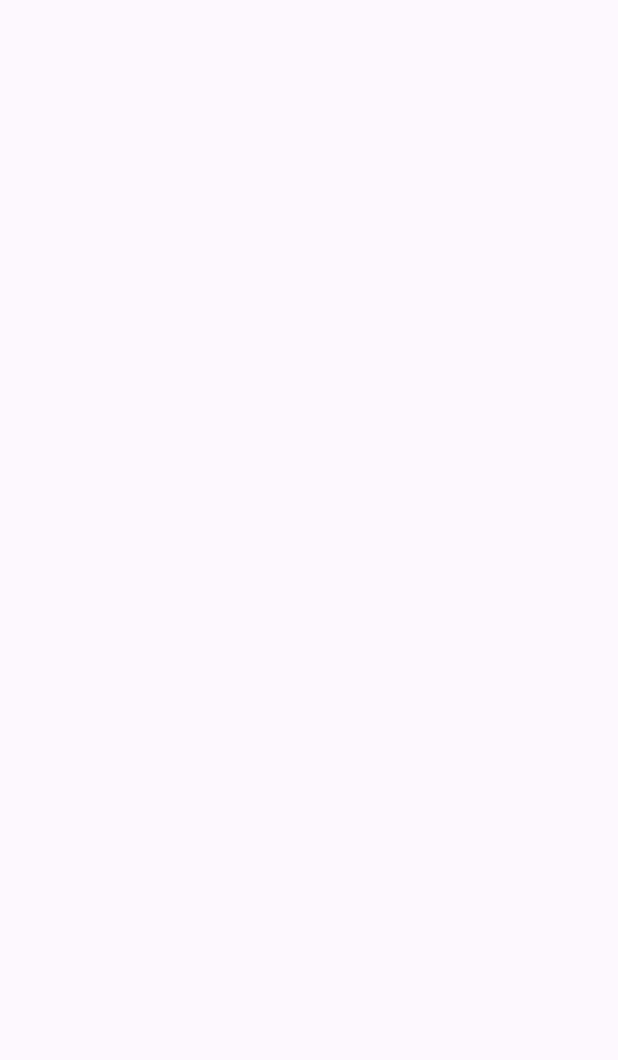
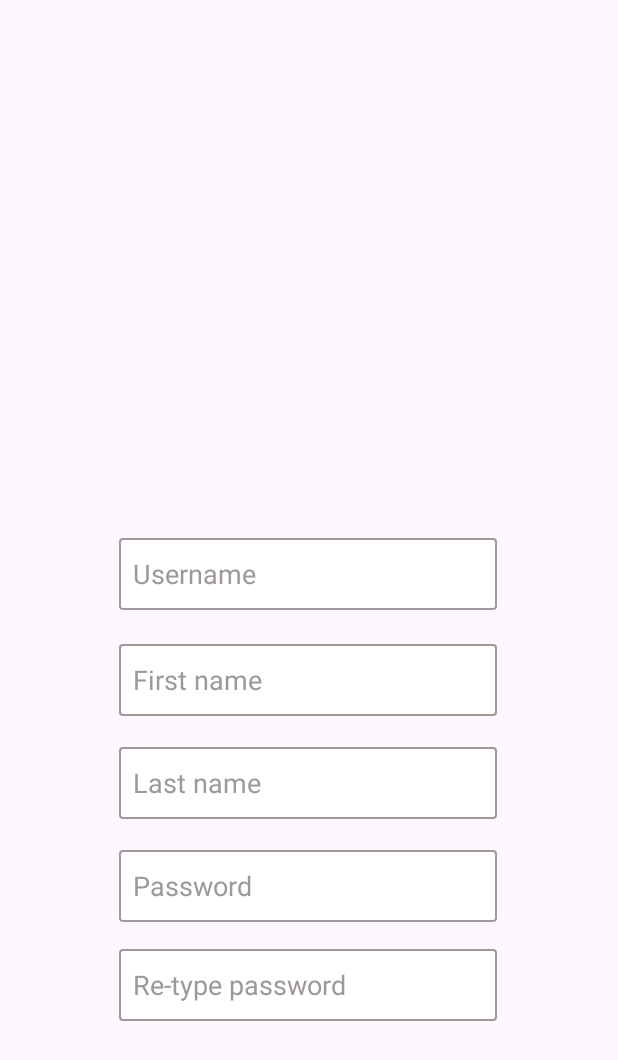
Before and after one commit to Jill-345/UserOperation, an Android app: the UserRegistration screen opened directly, with no data from a screen before it, on a phone screen of 412 x 824 dp. Before the commit the part shown is empty. Shown: the top 1060 px of the screen. Run offline under Robolectric (Android 15) with nearby library versions, the phone set to English and light mode, and no system bars.

Commit message:
7 added edit text

```diff
--- /dev/null
+++ b/app/src/main/res/drawable/edittext_border.xml
@@ -0,0 +1,6 @@
+<?xml version="1.0" encoding="utf-8"?>
+<shape xmlns:android="http://schemas.android.com/apk/res/android">
+    <solid android:color="#FFFFFF"/>
+    <stroke android:width="1dp" android:color="#9E9898"/>
+    <corners android:radius="2dp"/>
+</shape>
--- a/app/src/main/res/layout/activity_main.xml
+++ b/app/src/main/res/layout/activity_main.xml
@@ -7,6 +7,39 @@
     android:layout_height="match_parent"
     tools:context=".MainActivity">
 
+    <EditText
+        android:id="@+id/editTextText2"
+        android:layout_width="282dp"
+        android:layout_height="53dp"
+        android:background="@drawable/edittext_border"
+        android:ems="10"
+        android:hint="  Username"
+        android:inputType="text"
+        android:textColorHint="#9E9898"
+        android:textSize="20sp"
+        app:layout_constraintBottom_toBottomOf="parent"
+        app:layout_constraintEnd_toEndOf="parent"
+        app:layout_constraintHorizontal_bias="0.496"
+        app:layout_constraintStart_toStartOf="parent"
+        app:layout_constraintTop_toTopOf="parent"
+        app:layout_constraintVertical_bias="0.526" />
+
+    <EditText
+        android:id="@+id/editTextText3"
+        android:layout_width="284dp"
+        android:layout_height="52dp"
+        android:background="@drawable/edittext_border"
+        android:ems="10"
+        android:hint="  Password"
+        android:inputType="text"
+        android:textColorHint="#9E9898"
+        app:layout_constraintBottom_toBottomOf="parent"
+        app:layout_constraintEnd_toEndOf="parent"
+        app:layout_constraintHorizontal_bias="0.503"
+        app:layout_constraintStart_toStartOf="parent"
+        app:layout_constraintTop_toTopOf="parent"
+        app:layout_constraintVertical_bias="0.637" />
+
     <TextView
         android:layout_width="wrap_content"
         android:layout_height="wrap_content"
@@ -14,6 +47,7 @@
         app:layout_constraintBottom_toBottomOf="parent"
         app:layout_constraintEnd_toEndOf="parent"
         app:layout_constraintStart_toStartOf="parent"
-        app:layout_constraintTop_toTopOf="parent" />
+        app:layout_constraintTop_toTopOf="parent"
+        app:layout_constraintVertical_bias="0.051" />
 
 </androidx.constraintlayout.widget.ConstraintLayout>
--- a/app/src/main/res/layout/activity_user_registration.xml
+++ b/app/src/main/res/layout/activity_user_registration.xml
@@ -7,4 +7,83 @@
     android:layout_height="match_parent"
     tools:context=".UserRegistration">
 
+    <EditText
+        android:id="@+id/editTextText"
+        android:layout_width="252dp"
+        android:layout_height="48dp"
+        android:background="@drawable/edittext_border"
+        android:ems="10"
+        android:hint="  Username"
+        android:inputType="text"
+        android:textColorHint="#9E9898"
+        app:layout_constraintBottom_toBottomOf="parent"
+        app:layout_constraintEnd_toEndOf="parent"
+        app:layout_constraintHorizontal_bias="0.496"
+        app:layout_constraintStart_toStartOf="parent"
+        app:layout_constraintTop_toTopOf="parent"
+        app:layout_constraintVertical_bias="0.462" />
+
+    <EditText
+        android:id="@+id/editTextText4"
+        android:layout_width="252dp"
+        android:layout_height="48dp"
+        android:background="@drawable/edittext_border"
+        android:ems="10"
+        android:hint="  First name"
+        android:inputType="text"
+        android:textColorHint="#9E9898"
+        app:layout_constraintBottom_toBottomOf="parent"
+        app:layout_constraintEnd_toEndOf="parent"
+        app:layout_constraintHorizontal_bias="0.496"
+        app:layout_constraintStart_toStartOf="parent"
+        app:layout_constraintTop_toTopOf="parent"
+        app:layout_constraintVertical_bias="0.553" />
+
+    <EditText
+        android:id="@+id/editTextText5"
+        android:layout_width="252dp"
+        android:layout_height="48dp"
+        android:background="@drawable/edittext_border"
+        android:ems="10"
+        android:hint="  Last name"
+        android:inputType="text"
+        android:textColorHint="#9E9898"
+        app:layout_constraintBottom_toBottomOf="parent"
+        app:layout_constraintEnd_toEndOf="parent"
+        app:layout_constraintHorizontal_bias="0.496"
+        app:layout_constraintStart_toStartOf="parent"
+        app:layout_constraintTop_toTopOf="parent"
+        app:layout_constraintVertical_bias="0.642" />
+
+    <EditText
+        android:id="@+id/editTextText6"
+        android:layout_width="252dp"
+        android:layout_height="48dp"
+        android:background="@drawable/edittext_border"
+        android:ems="10"
+        android:hint="  Password"
+        android:inputType="text"
+        android:textColorHint="#9E9898"
+        app:layout_constraintBottom_toBottomOf="parent"
+        app:layout_constraintEnd_toEndOf="parent"
+        app:layout_constraintHorizontal_bias="0.496"
+        app:layout_constraintStart_toStartOf="parent"
+        app:layout_constraintTop_toTopOf="parent"
+        app:layout_constraintVertical_bias="0.73" />
+
+    <EditText
+        android:id="@+id/editTextText7"
+        android:layout_width="252dp"
+        android:layout_height="48dp"
+        android:background="@drawable/edittext_border"
+        android:ems="10"
+        android:hint="  Re-type password"
+        android:inputType="text"
+        android:textColorHint="#9E9898"
+        app:layout_constraintBottom_toBottomOf="parent"
+        app:layout_constraintEnd_toEndOf="parent"
+        app:layout_constraintHorizontal_bias="0.496"
+        app:layout_constraintStart_toStartOf="parent"
+        app:layout_constraintTop_toTopOf="parent"
+        app:layout_constraintVertical_bias="0.815" />
 </androidx.constraintlayout.widget.ConstraintLayout>
```
